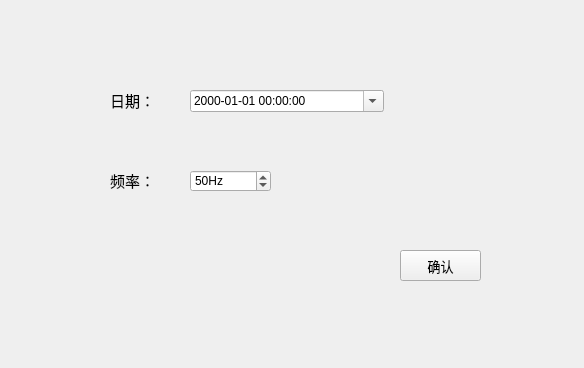
The window that anotherGUI.ui (coni233/SamplingDevice-GUI) describes before a commit, drawn with Qt 5.
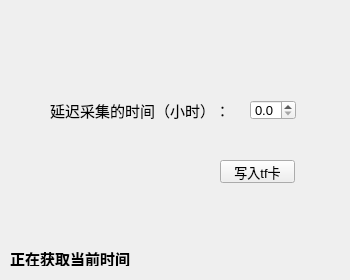
The same window after the commit.

Commit message: v2.0 增加数据单独显示，窗口大小可调，时间格式更新

```diff
--- a/anotherGUI.ui
+++ b/anotherGUI.ui
@@ -6,108 +6,103 @@
    <rect>
     <x>0</x>
     <y>0</y>
-    <width>584</width>
-    <height>368</height>
+    <width>350</width>
+    <height>280</height>
    </rect>
   </property>
+  <property name="minimumSize">
+   <size>
+    <width>350</width>
+    <height>280</height>
+   </size>
+  </property>
+  <property name="maximumSize">
+   <size>
+    <width>350</width>
+    <height>280</height>
+   </size>
+  </property>
   <property name="windowTitle">
    <string>确认开机采样时间和频率</string>
   </property>
-  <widget class="QDateTimeEdit" name="dateTimeEdit">
+  <widget class="QDoubleSpinBox" name="doubleSpinBox">
    <property name="geometry">
     <rect>
-     <x>190</x>
-     <y>90</y>
-     <width>194</width>
-     <height>22</height>
-    </rect>
-   </property>
-   <property name="displayFormat">
-    <string>yyyy-MM-dd HH:mm:ss</string>
-   </property>
-   <property name="calendarPopup">
-    <bool>true</bool>
-   </property>
-  </widget>
-  <widget class="QSpinBox" name="spinBox">
-   <property name="geometry">
-    <rect>
-     <x>190</x>
-     <y>170</y>
-     <width>81</width>
-     <height>22</height>
+     <x>250</x>
+     <y>100</y>
+     <width>46</width>
+     <height>20</height>
     </rect>
    </property>
    <property name="font">
     <font>
-     <pointsize>9</pointsize>
+     <pointsize>10</pointsize>
     </font>
    </property>
-   <property name="suffix">
-    <string>Hz</string>
-   </property>
-   <property name="prefix">
-    <string/>
+   <property name="decimals">
+    <number>1</number>
    </property>
    <property name="maximum">
-    <number>9999</number>
+    <double>9.900000000000000</double>
    </property>
-   <property name="value">
-    <number>50</number>
+   <property name="singleStep">
+    <double>0.100000000000000</double>
+   </property>
+  </widget>
+  <widget class="QLabel" name="label">
+   <property name="geometry">
+    <rect>
+     <x>50</x>
+     <y>100</y>
+     <width>180</width>
+     <height>20</height>
+    </rect>
+   </property>
+   <property name="font">
+    <font>
+     <pointsize>11</pointsize>
+    </font>
+   </property>
+   <property name="text">
+    <string>延迟采集的时间（小时）：</string>
    </property>
   </widget>
   <widget class="QPushButton" name="pushButton">
    <property name="geometry">
     <rect>
-     <x>400</x>
+     <x>220</x>
+     <y>160</y>
+     <width>75</width>
+     <height>23</height>
+    </rect>
+   </property>
+   <property name="font">
+    <font>
+     <pointsize>10</pointsize>
+    </font>
+   </property>
+   <property name="text">
+    <string>写入tf卡</string>
+   </property>
+  </widget>
+  <widget class="QLabel" name="label_3">
+   <property name="geometry">
+    <rect>
+     <x>10</x>
      <y>250</y>
-     <width>81</width>
-     <height>31</height>
+     <width>381</width>
+     <height>16</height>
     </rect>
    </property>
    <property name="font">
     <font>
-     <pointsize>10</pointsize>
-    </font>
-   </property>
-   <property name="text">
-    <string>确认</string>
-   </property>
-  </widget>
-  <widget class="QLabel" name="label">
-   <property name="geometry">
-    <rect>
-     <x>110</x>
-     <y>90</y>
-     <width>41</width>
-     <height>21</height>
-    </rect>
-   </property>
-   <property name="font">
-    <font>
      <pointsize>11</pointsize>
+     <weight>75</weight>
+     <bold>true</bold>
     </font>
    </property>
    <property name="text">
-    <string>日期：</string>
-   </property>
-  </widget>
-  <widget class="QLabel" name="label_2">
-   <property name="geometry">
-    <rect>
-     <x>110</x>
-     <y>170</y>
-     <width>41</width>
-     <height>21</height>
-    </rect>
-   </property>
-   <property name="font">
-    <font>
-     <pointsize>11</pointsize>
-    </font>
-   </property>
-   <property name="text">
-    <string>频率：</string>
+    <string>正在获取当前时间</string>
    </property>
   </widget>
  </widget>
```
The commit also changes 10 other files.
